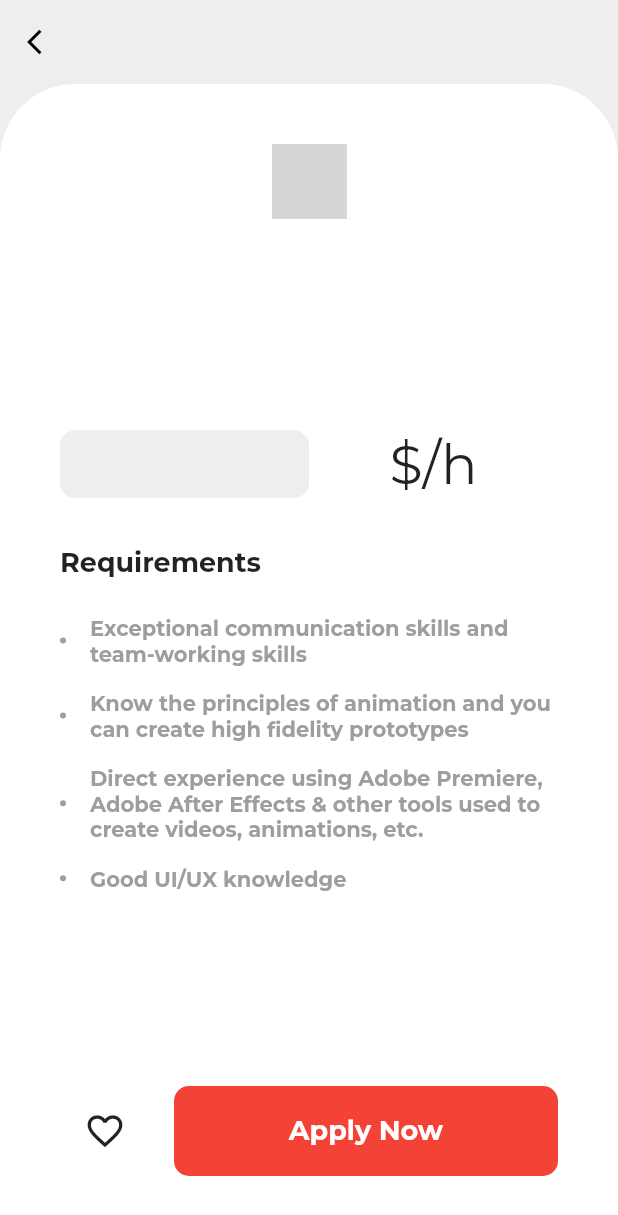
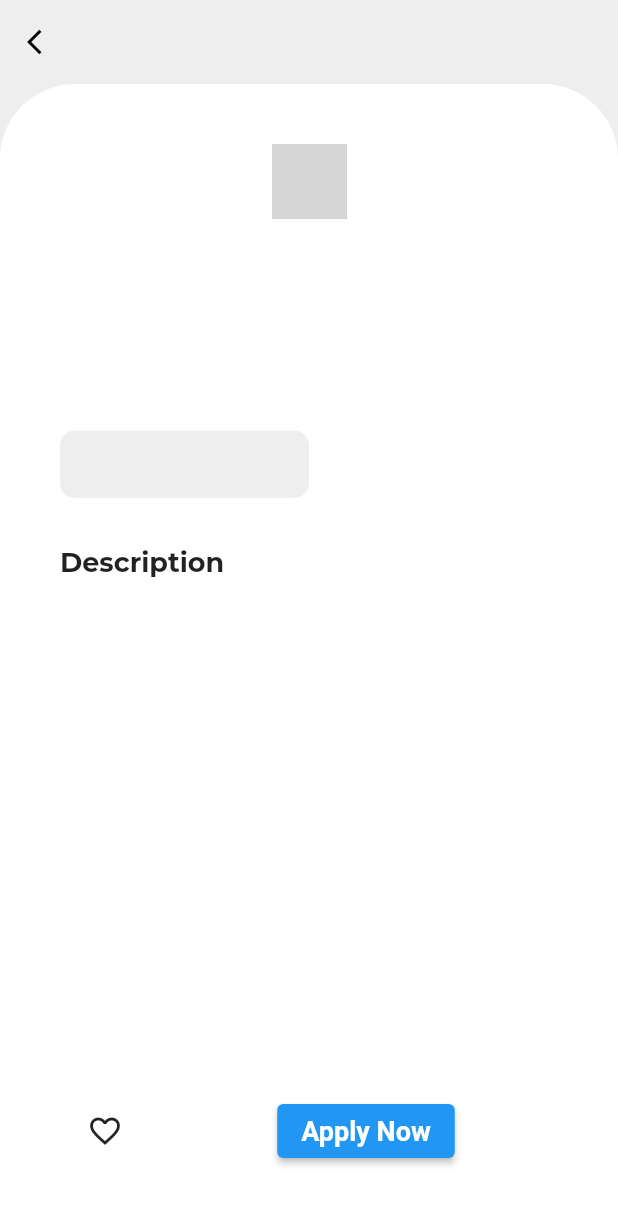
Before and after one commit to bwnyasse/flutter-architecture-in-action, a Flutter app: the JobDetail screen opened directly with empty values, on a phone screen of 412 x 824 dp. Shown: the top 1215 px of the screen. Run offline on Flutter 3.47's test engine with Material 2 defaults, Android fonts, the light colour scheme and no system bars; drawn by our look-alikes of flutter_html; our stand-ins replace freezed_annotation, google_fonts, settings_ui, shared_preferences, webview_flutter; accounts and stored records are empty; network calls fail; grey boxes are pictures that could not be loaded.

Commit message:
feat(starter): setup webview and shared pref

```diff
--- a/starter/lib/src/models/models.dart
+++ b/starter/lib/src/models/models.dart
@@ -3,7 +3,7 @@ import 'package:freezed_annotation/freezed_annotation.dart';
 part 'models.freezed.dart';
 part 'models.g.dart';
 
-const Map<int, String> categoryName = {
+const Map<int, String?> categoryName = {
   0: "Software Development",
   1: "DevOps",
   2: "Product",
--- a/starter/lib/src/widgets/job_detail.dart
+++ b/starter/lib/src/widgets/job_detail.dart
@@ -1,12 +1,37 @@
 import 'package:flutter/material.dart';
+import 'package:flutter_html/flutter_html.dart';
+import 'package:starter/src/services/services.dart' as service;
 
 //
 import '../models/models.dart';
+import 'jobs/apply_job.dart';
 
-class JobDetail extends StatelessWidget {
+class JobDetail extends StatefulWidget {
   final Job job;
 
   const JobDetail({Key? key, required this.job}) : super(key: key);
+
+  @override
+  State<JobDetail> createState() => _JobDetailState();
+}
+
+class _JobDetailState extends State<JobDetail> {
+  List<String> favorites = [];
+  bool isFavorite = false;
+
+  @override
+  void initState() {
+    loadFavorites();
+    super.initState();
+  }
+
+  Future<void> loadFavorites() async {
+    final values = await service.readFavorites();
+    setState(() {
+      favorites = values;
+      isFavorite = favorites.contains(widget.job.id.toString());
+    });
+  }
 
   @override
   Widget build(BuildContext context) {
@@ -17,7 +42,7 @@ class JobDetail extends StatelessWidget {
         elevation: 0,
         centerTitle: true,
         title: Text(
-          job.company,
+          widget.job.company,
           style: const TextStyle(
             color: Colors.black,
           ),
@@ -51,7 +76,7 @@ class JobDetail extends StatelessWidget {
                   width: 50,
                   decoration: BoxDecoration(
                     image: DecorationImage(
-                      image: AssetImage(job.logo),
+                      image: NetworkImage(widget.job.logo),
                       fit: BoxFit.fitWidth,
                     ),
                     borderRadius: const BorderRadius.all(
@@ -65,7 +90,7 @@ class JobDetail extends StatelessWidget {
               ),
               Center(
                 child: Text(
-                  job.title,
+                  widget.job.title,
                   style: const TextStyle(
                     fontSize: 32,
                     fontWeight: FontWeight.bold,
@@ -77,7 +102,7 @@ class JobDetail extends StatelessWidget {
               ),
               Center(
                 child: Text(
-                  job.location,
+                  widget.job.location,
                   style: const TextStyle(
                     fontSize: 18,
                     fontWeight: FontWeight.bold,
@@ -101,7 +126,7 @@ class JobDetail extends StatelessWidget {
                       ),
                       child: Center(
                         child: Text(
-                          job.category,
+                          widget.job.category,
                           style: const TextStyle(
                             fontWeight: FontWeight.bold,
                             fontSize: 16,
@@ -113,9 +138,9 @@ class JobDetail extends StatelessWidget {
                   Expanded(
                     child: Center(
                       child: Text(
-                        r"$" + job.salary + "/h",
+                        widget.job.salary,
                         style: const TextStyle(
-                          fontSize: 36,
+                          fontSize: 18,
                         ),
                       ),
                     ),
@@ -126,7 +151,7 @@ class JobDetail extends StatelessWidget {
                 height: 32,
               ),
               const Text(
-                "Requirements",
+                "Description",
                 style: TextStyle(
                   fontSize: 18,
                   fontWeight: FontWeight.bold,
@@ -138,9 +163,7 @@ class JobDetail extends StatelessWidget {
               Expanded(
                 child: SingleChildScrollView(
                   physics: const BouncingScrollPhysics(),
-                  child: Column(
-                    children: buildRequirements(),
-                  ),
+                  child: Html(data: widget.job.description),
                 ),
               ),
               const SizedBox(
@@ -148,13 +171,21 @@ class JobDetail extends StatelessWidget {
               ),
               Row(
                 children: [
-                  const SizedBox(
+                  SizedBox(
                     height: 60,
                     width: 60,
                     child: Center(
-                      child: Icon(
-                        Icons.favorite_border,
-                        size: 28,
+                      child: IconButton(
+                        icon: isFavorite ? const Icon(Icons.favorite) : const Icon(Icons.favorite_border),
+                        onPressed: () async {
+                          await service.writeFavorites(
+                            id: widget.job.id,
+                            add: !isFavorite,
+                          );
+                          setState(() {
+                            isFavorite = !isFavorite;
+                          });
+                        },
                       ),
                     ),
                   ),
@@ -162,23 +193,21 @@ class JobDetail extends StatelessWidget {
                     width: 16,
                   ),
                   Expanded(
-                    child: Container(
-                      height: 60,
-                      decoration: BoxDecoration(
-                        color: Colors.red[500],
-                        borderRadius: const BorderRadius.all(
-                          Radius.circular(10),
-                        ),
-                      ),
-                      child: const Center(
-                        child: Text(
-                          "Apply Now",
-                          style: TextStyle(
-                            fontSize: 18,
-                            fontWeight: FontWeight.bold,
-                            color: Colors.white,
-                          ),
-                        ),
+                    child: Center(
+                      child: ElevatedButton(
+                        style: ElevatedButton.styleFrom(
+                            textStyle: const TextStyle(
+                          fontSize: 18,
+                          fontWeight: FontWeight.bold,
+                          color: Colors.white,
+                        )),
+                        onPressed: () {
+                          Navigator.push(
+                            context,
+                            MaterialPageRoute(builder: (context) => ApplyJob(url: widget.job.url)),
+                          );
+                        },
+                        child: const Text("Apply Now"),
                       ),
                     ),
                   ),
@@ -190,43 +219,4 @@ class JobDetail extends StatelessWidget {
       ),
     );
   }
-
-  List<Widget> buildRequirements() {
-    List<Widget> list = [];
-    for (var i = 0; i < getJobsRequirements().length; i++) {
-      list.add(buildRequirement(getJobsRequirements()[i]));
-    }
-    return list;
-  }
-
-  Widget buildRequirement(String requirement) {
-    return Container(
-      margin: const EdgeInsets.symmetric(vertical: 8),
-      child: Row(
-        children: [
-          Container(
-            width: 4,
-            height: 4,
-            decoration: const BoxDecoration(
-              color: Colors.grey,
-              shape: BoxShape.circle,
-            ),
-          ),
-          const SizedBox(
-            width: 16,
-          ),
-          Flexible(
-            child: Text(
-              requirement,
-              style: const TextStyle(
-                fontSize: 14,
-                fontWeight: FontWeight.bold,
-                color: Colors.grey,
-              ),
-            ),
-          ),
-        ],
-      ),
-    );
-  }
 }
--- a/starter/pubspec.yaml
+++ b/starter/pubspec.yaml
@@ -16,8 +16,10 @@ dependencies:
   google_fonts: ^2.3.1
   freezed_annotation: ^1.1.0
   http: ^0.13.4
-  shared_preferences: ^0.5.5
+  shared_preferences: ^2.0.15
   settings_ui: ^2.0.2
+  flutter_html: ^2.2.1
+  webview_flutter: ^2.8.0
 
 dev_dependencies:
   flutter_test:
```
Also changed, not shown: starter/lib/src/services/services.dart (+38 -1 lines), starter/lib/src/widgets/jobs.dart (+10 -33 lines), starter/lib/src/widgets/jobs/apply_job.dart (added, +66 -0 lines), starter/lib/src/widgets/settings/settings_category_screen.dart (+16 -1 lines), starter/lib/src/widgets/settings/settings_screen.dart (+20 -1 lines), 2 other files.
